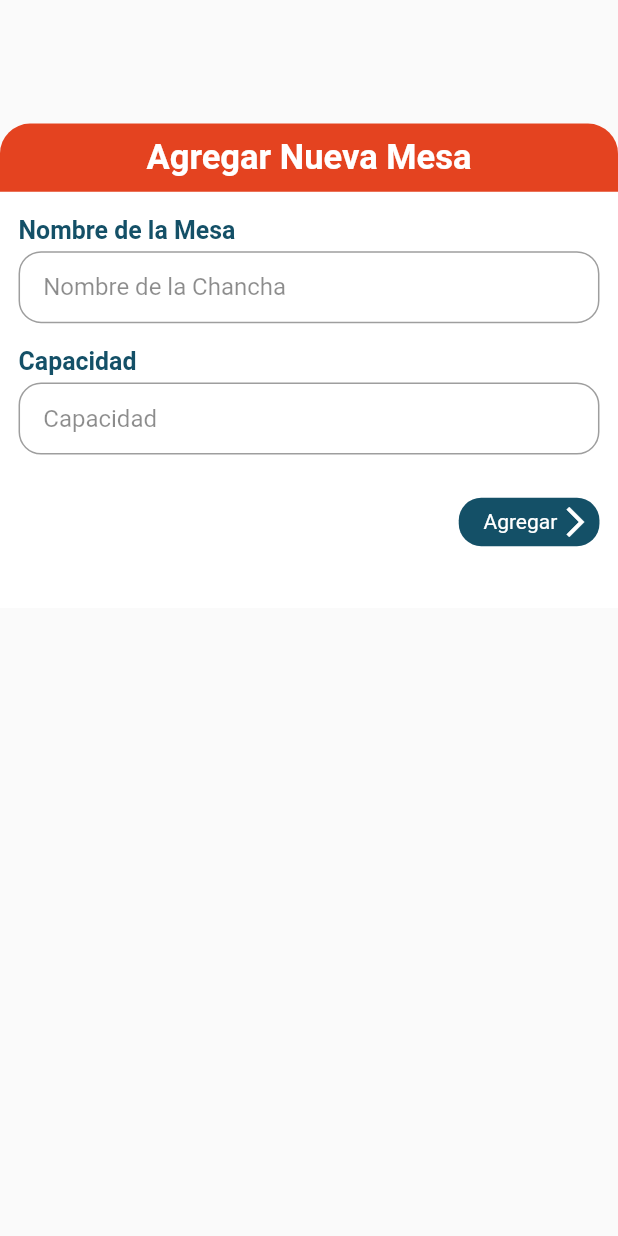
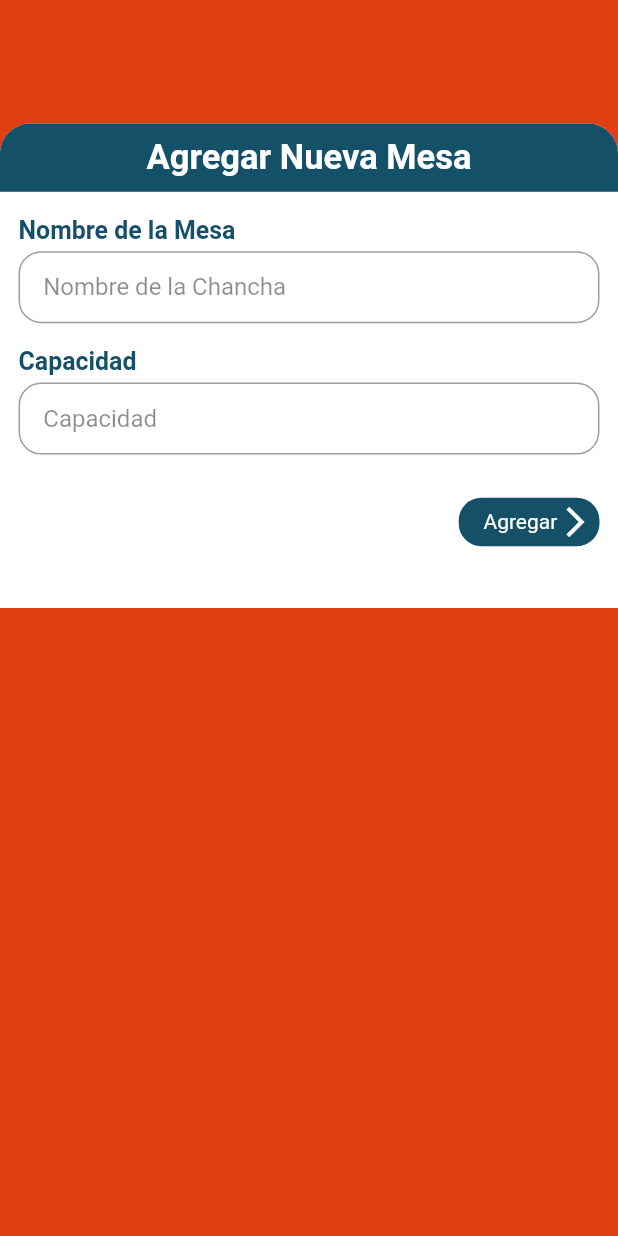
Before and after one commit to angelotapullima/MesitaApp, a Flutter app: the MesasPage screen opened directly with empty values, after a tap on the "add" icon, on a phone screen of 412 x 824 dp. Run offline on Flutter 3.47's test engine with Material 2 defaults, Android fonts, the phone set to English and light mode, and no system bars; drawn by our look-alikes of keyboard_actions; our stand-ins replace after_layout, cached_network_image, fluttertoast, rxdart, shared_preferences, sqflite; accounts and stored records are empty; statements that could not run were skipped.

Commit message:
mesa page

```diff
--- a/lib/src/pages/AdminPages/mesas_page.dart
+++ b/lib/src/pages/AdminPages/mesas_page.dart
@@ -1,4 +1,5 @@
 import 'dart:io';
+import 'dart:math';
 
 import 'package:flutter/cupertino.dart';
 import 'package:flutter/material.dart';
@@ -21,9 +22,9 @@ class MesasPage extends StatelessWidget {
     final mesasBloc = ProviderBloc.mesas(context);
     mesasBloc.obtenerMesas();
     return Scaffold(
-      backgroundColor: ColorsApp.white,
+      backgroundColor: ColorsApp.orange,
       appBar: AppBar(
-        backgroundColor: ColorsApp.white,
+        backgroundColor: ColorsApp.orange,
         actions: [
           AgregarMesa(),
           SizedBox(
@@ -33,6 +34,7 @@ class MesasPage extends StatelessWidget {
         elevation: 0,
         leading: DrawerMenuWidget(
           onClick: openDrawer,
+          color: Colors.white,
         ),
       ),
       body: StreamBuilder(
@@ -40,14 +42,31 @@ class MesasPage extends StatelessWidget {
         builder: (context, AsyncSnapshot<List<MesasNegocioModel>> mesas) {
           if (mesas.hasData) {
             if (mesas.data.length > 0) {
-              return Column(
+              return Stack(
+                children: [
+                  Positioned(
+                    top: responsive.hp(25),
+                    bottom: 0,
+                    left: 0,
+                    right: 0,
+                    child: Container(
+                      decoration: BoxDecoration(
+                        borderRadius: BorderRadiusDirectional.only(
+                          topEnd: Radius.circular(150),
+                          //topStart: Radius.circular(10),
+                        ),
+                        color: ColorsApp.white,
+                      ),
+                    ),
+                  ),
+                  Column(
                     crossAxisAlignment: CrossAxisAlignment.start,
                     children: [
                       Padding(
                         padding: EdgeInsets.only(left: responsive.wp(3)),
                         child: Text(
                           'Mis mesas',
-                      style: TextStyle(fontSize: responsive.ip(5), color: ColorsApp.grey, fontWeight: FontWeight.w600),
+                          style: TextStyle(fontSize: responsive.ip(5), color: Colors.white, fontWeight: FontWeight.bold),
                         ),
                       ),
                       Expanded(
@@ -63,6 +82,8 @@ class MesasPage extends StatelessWidget {
                             return _mesaItem(context, responsive, mesas.data[index]);
                           },
                         ),
+                      ),
+                    ],
                   ),
                 ],
               );
@@ -86,31 +107,81 @@ class MesasPage extends StatelessWidget {
         children: [
           Positioned(
             top: 40,
+            left: 3,
             child: Container(
               height: responsive.hp(20),
               width: responsive.wp(40),
-              decoration: BoxDecoration(color: ColorsApp.greenLight, borderRadius: BorderRadius.circular(20)),
+              decoration: BoxDecoration(
+                boxShadow: [
+                  BoxShadow(
+                    color: ColorsApp.grey.withOpacity(0.2),
+                    spreadRadius: 1,
+                    blurRadius: 2,
+                    offset: Offset(1, 2.5), // changes position of shadow
+                  )
+                ],
+                color: ColorsApp.greenWhite,
+                borderRadius: BorderRadius.circular(20),
+              ),
+              child: Column(
+                children: [
+                  SizedBox(
+                    height: responsive.hp(3),
+                  ),
+                  Row(
+                    children: [
+                      SizedBox(
+                        width: responsive.wp(4),
+                      ),
+                      Column(
+                        children: [
+                          Text(
+                            'Cap',
+                            textAlign: TextAlign.left,
+                            style: TextStyle(fontSize: responsive.ip(2), color: ColorsApp.greenGrey, fontWeight: FontWeight.bold),
+                          ),
+                          Text(
+                            '${mesa.mesaCapacidad}',
+                            textAlign: TextAlign.left,
+                            style: TextStyle(fontSize: responsive.ip(2), color: ColorsApp.greenGrey, fontWeight: FontWeight.bold),
+                          ),
+                        ],
+                      ),
+                    ],
+                  ),
+                  Spacer(),
+                  Padding(
+                    padding: EdgeInsets.symmetric(vertical: responsive.hp(3)),
+                    child: Text(
+                      '${mesa.mesaNombre}',
+                      textAlign: TextAlign.center,
+                      style: TextStyle(fontSize: responsive.ip(2.5), color: Colors.black, fontWeight: FontWeight.bold),
+                    ),
+                  ),
+                ],
+              ),
             ),
           ),
           Positioned(
-              top: -45,
-              right: -5,
+              top: 1,
+              right: -1,
               child: Container(
-                width: responsive.wp(45),
-                child: Image.asset('assets/img/mesa.png'),
+                //height: responsive.hp(30),
+                width: responsive.wp(30),
+                child: (mesa.idMesa == '0') ? Image.asset('assets/img/delivery.png') : Image.asset('assets/img/mesa_madera.png'),
               )),
-          Positioned(
-              bottom: 30,
-              left: 40,
-              child: Column(
-                children: [
-                  Text(
-                    '${mesa.mesaNombre}',
-                    textAlign: TextAlign.center,
-                    style: TextStyle(fontSize: responsive.ip(2.5), color: Colors.black, fontWeight: FontWeight.w600),
-                  ),
-                ],
-              )),
+          // Positioned(
+          //     bottom: 30,
+          //     left: 45,
+          //     child: Column(
+          //       children: [
+          //         Text(
+          //           '${mesa.mesaNombre}',
+          //           textAlign: TextAlign.center,
+          //           style: TextStyle(fontSize: responsive.ip(2.5), color: Colors.black, fontWeight: FontWeight.w600),
+          //         ),
+          //       ],
+          //     )),
         ],
       ),
     );
@@ -155,7 +226,7 @@ class _AgregarMesaState extends State<AgregarMesa> {
         width: responsive.ip(4),
         height: responsive.ip(4),
         child: CircleAvatar(
-          backgroundColor: ColorsApp.depBlue,
+          backgroundColor: ColorsApp.greenGrey,
           child: Icon(
             Icons.add,
             color: Colors.white,
@@ -177,6 +248,11 @@ class _AgregarMesaState extends State<AgregarMesa> {
           builder: (BuildContext context, bool data, Widget child) {
             return Stack(
               children: [
+                Container(
+                  height: double.infinity,
+                  width: double.infinity,
+                  color: ColorsApp.orange,
+                ),
                 GestureDetector(
                   onTap: () {
                     FocusScope.of(context).unfocus();
@@ -192,11 +268,12 @@ class _AgregarMesaState extends State<AgregarMesa> {
                         top: responsive.hp(10),
                       ),
                       decoration: BoxDecoration(
+                        color: Colors.white,
                         borderRadius: BorderRadiusDirectional.only(
                           topEnd: Radius.circular(20),
                           topStart: Radius.circular(20),
                         ),
-                          color: Colors.white),
+                      ),
                       child: SingleChildScrollView(
                         child: Container(
                           child: Column(
@@ -212,7 +289,7 @@ class _AgregarMesaState extends State<AgregarMesa> {
                                       topEnd: Radius.circular(20),
                                       topStart: Radius.circular(20),
                                     ),
-                                    color: ColorsApp.depOrange),
+                                    color: ColorsApp.greenGrey),
                                 child: Center(
                                   child: Text(
                                     'Agregar Nueva Mesa',
--- a/lib/src/pages/AdminPages/pedidos_page.dart
+++ b/lib/src/pages/AdminPages/pedidos_page.dart
@@ -26,6 +26,7 @@ class PedidosPage extends StatelessWidget {
               children: [
                 DrawerMenuWidget(
                   onClick: openDrawer,
+                  color: ColorsApp.grey,
                 ),
                 Column(
                   children: [
--- a/lib/src/pages/AdminPages/productos_page.dart
+++ b/lib/src/pages/AdminPages/productos_page.dart
@@ -25,6 +25,7 @@ class ProductosPage extends StatelessWidget {
               children: [
                 DrawerMenuWidget(
                   onClick: openDrawer,
+                  color: ColorsApp.grey,
                 ),
                 Column(
                   children: [
--- a/lib/src/theme/theme.dart
+++ b/lib/src/theme/theme.dart
@@ -8,5 +8,17 @@ class ColorsApp {
   static final Color depBlue = Color(0xFF140A72);
   static final Color white = Color(0xFFF6F7FA);
   static final Color orange = Color(0xFFE13E14);
-  static final Color greenLight = Color(0xFF73acbd);
+  static final Color greenLight = Color(0xFF8ECEA2);
+  static final Color greenWhite = Color(0xFFE2F3FB);
+  static final Color pinkLight = Color(0xFFFFE6E7);
+  static final Color purple = Color(0xFFC6AFE9);
 }
+
+class ColorsGrid {
+  static List<Color> colors = [
+    Color(0xFFE2F3FB),
+    Color(0xFFFFE6E7),
+  ];
+
+// ColorsGrid.colors[Random().nextInt(ColorsGrid.colors.length)]
+}
--- a/lib/src/widget/drawer_menu_widget.dart
+++ b/lib/src/widget/drawer_menu_widget.dart
@@ -1,15 +1,15 @@
 import 'package:flutter/material.dart';
-import 'package:messita_app/src/theme/theme.dart';
 
 class DrawerMenuWidget extends StatelessWidget {
   final VoidCallback onClick;
-  const DrawerMenuWidget({Key key, @required this.onClick}) : super(key: key);
+  final Color color;
+  const DrawerMenuWidget({Key key, @required this.onClick, @required this.color}) : super(key: key);
 
   @override
   Widget build(BuildContext context) => IconButton(
       onPressed: onClick,
       icon: Icon(
         Icons.menu,
-        color: ColorsApp.grey,
+        color: color,
       ));
 }
```
Also changed, not shown: assets/img/delivery.png (added), assets/img/mesa_madera.png (added), assets/img/mesa_negro.png (added). Lines whose indentation alone changed are shown as unchanged.
